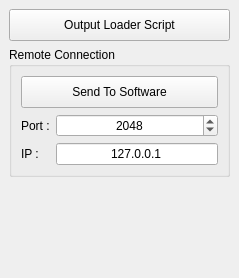
Old version of the form src/components/addons/loaderScript/ui/Loader_Script.ui in the repository KelSolaar/sIBL_GUI.
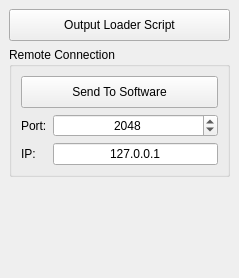
New version of the form.

The edit to the form file:
```diff
--- a/src/components/addons/loaderScript/ui/Loader_Script.ui
+++ b/src/components/addons/loaderScript/ui/Loader_Script.ui
@@ -52,7 +52,7 @@
           <item row="0" column="0">
            <widget class="QLabel" name="Port_label">
             <property name="text">
-             <string>Port :</string>
+             <string>Port:</string>
             </property>
            </widget>
           </item>
@@ -94,7 +94,7 @@
           <item row="1" column="0">
            <widget class="QLabel" name="Address_label">
             <property name="text">
-             <string>IP :</string>
+             <string>IP:</string>
             </property>
            </widget>
           </item>
```
Left out of the diff: 8 changed lines with no effect on the pictures.
